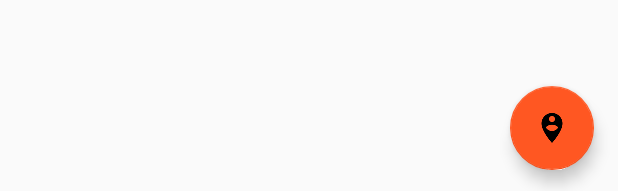
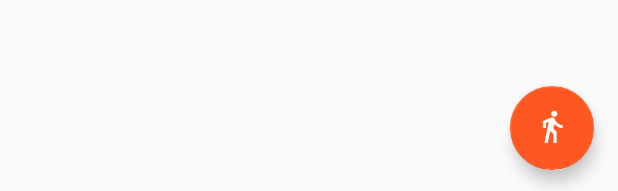
Before and after one commit to KlubJagiellonski/poznaj-app-android, an Android app: the layout activity_story_details.xml on its own in the app's theme, with its tools: preview values and no code run, on a phone screen of 412 x 824 dp. Shown: the part 1042-1233 px from the top of the screen. Run offline under Robolectric (Android 15) with nearby library versions, the phone set to English and light mode, and no system bars.

Commit message:
Add fab walk icon

```diff
--- a/app/src/main/res/layout/activity_story_details.xml
+++ b/app/src/main/res/layout/activity_story_details.xml
@@ -70,6 +70,6 @@
         android:layout_marginBottom="@dimen/margin_vertical"
         android:layout_marginRight="@dimen/margin_horizontal"
         android:onClick="onStartClick"
-        android:src="@drawable/ic_person_pin" />
+        android:src="@drawable/ic_directions_walk" />
 
 </RelativeLayout>
```
Also changed, not shown: app/src/main/res/drawable-hdpi/ic_directions_walk.png (added), app/src/main/res/drawable-mdpi/ic_directions_walk.png (added), app/src/main/res/drawable-xhdpi/ic_directions_walk.png (added), app/src/main/res/drawable-xxhdpi/ic_directions_walk.png (added), app/src/main/res/drawable-xxxhdpi/ic_directions_walk.png (added).
